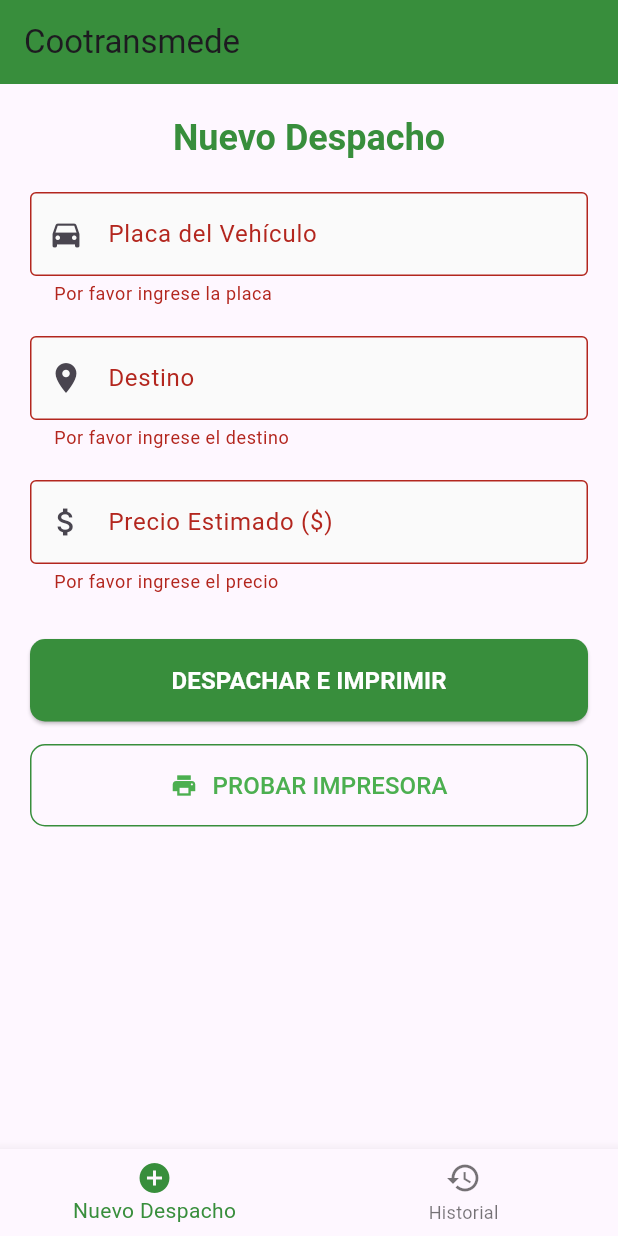
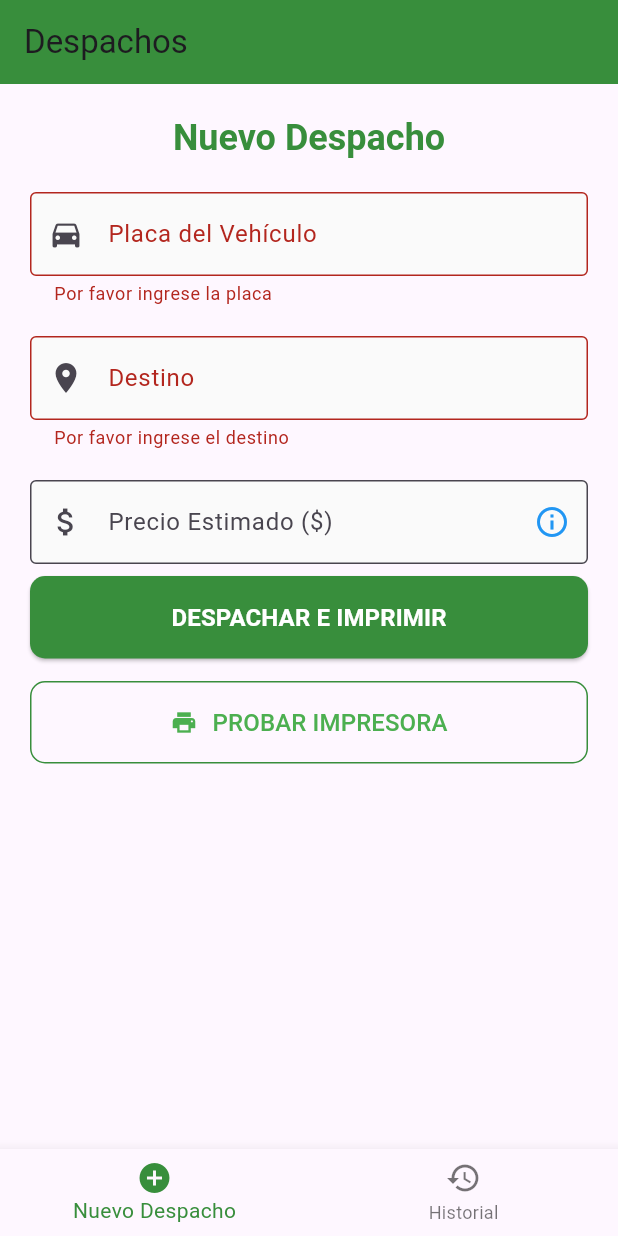
Before and after one commit to Jhoncampo/impresion-ticket, a Flutter app: the screen it shows after launch, after a tap on "DESPACHAR E IMPRIMIR", on a phone screen of 412 x 824 dp. Run offline on Flutter 3.47's test engine with Material 3 defaults, Android fonts, the phone set to English and light mode, and no system bars; our stand-ins replace sqflite; missing offline and left inert: sunmi_printer_plus; accounts and stored records are empty.

Commit message:
Actualiza modelo de despacho y mejora la impresión de tickets

```diff
--- a/lib/database/database_helper.dart
+++ b/lib/database/database_helper.dart
@@ -29,8 +29,9 @@ class DatabaseHelper {
       CREATE TABLE dispatches(
         id INTEGER PRIMARY KEY AUTOINCREMENT,
         plate TEXT NOT NULL,
+        origin TEXT NOT NULL,
         destination TEXT NOT NULL,
-        estimatedPrice REAL NOT NULL,
+        estimatedPrice REAL NOT NULL DEFAULT 0,
         dispatchDate TEXT NOT NULL
       )
     ''');
@@ -43,7 +44,7 @@ class DatabaseHelper {
 
   Future<List<Dispatch>> getAllDispatches() async {
     Database db = await database;
-    final List<Map<String, dynamic>> maps = await db.query('dispatches');
+    final List<Map<String, dynamic>> maps = await db.query('dispatches',orderBy: 'id desc');
     return List.generate(maps.length, (i) {
       return Dispatch.fromMap(maps[i]);
     });
--- a/lib/main.dart
+++ b/lib/main.dart
@@ -8,7 +8,7 @@ void main() async {
 
   // Inicializar base de datos
   final dbHelper = DatabaseHelper();
-  await dbHelper.database; // Esto crea la DB si no existe
+  await dbHelper.database;
 
   runApp(
     MultiProvider(
--- a/lib/models/dispatch.dart
+++ b/lib/models/dispatch.dart
@@ -1,15 +1,17 @@
 class Dispatch {
   int? id;
   String plate;
+  String origin;
   String destination;
-  double estimatedPrice;
+  double? estimatedPrice;
   DateTime dispatchDate;
 
   Dispatch({
     this.id,
     required this.plate,
+    this.origin = "Test",
     required this.destination,
-    required this.estimatedPrice,
+    this.estimatedPrice = 0.0,
     required this.dispatchDate,
   });
 
@@ -17,6 +19,7 @@ class Dispatch {
     return {
       'id': id,
       'plate': plate,
+      'origin': origin,
       'destination': destination,
       'estimatedPrice': estimatedPrice,
       'dispatchDate': dispatchDate.toIso8601String(),
@@ -27,9 +30,11 @@ class Dispatch {
     return Dispatch(
       id: map['id'],
       plate: map['plate'],
+      origin: map['origin'],
       destination: map['destination'],
-      estimatedPrice: map['estimatedPrice'],
+      estimatedPrice: map['estimatedPrice'] ?? 0.0,
       dispatchDate: DateTime.parse(map['dispatchDate']),
     );
   }
+
 }
--- a/lib/screens/dispatch_form_screen.dart
+++ b/lib/screens/dispatch_form_screen.dart
@@ -20,27 +20,28 @@ class _DispatchFormScreenState extends State<DispatchFormScreen> {
   final TextEditingController _priceController = TextEditingController();
 
   bool _isLoading = false;
-  bool _printerConnected = false;
+  // bool _printerConnected = false;
+  // bool _priceIsOptional = true;
 
   @override
   void initState() {
     super.initState();
-    _checkPrinterConnection();
+    //_checkPrinterConnection();
   }
 
-  Future<void> _checkPrinterConnection() async {
-    try {
-      await _printerService.initPrinter();
-      setState(() {
-        _printerConnected = true;
-      });
-    } catch (e) {
-      setState(() {
-        _printerConnected = false;
-      });
-      _showError('Impresora no disponible: $e');
-    }
-  }
+  // Future<void> _checkPrinterConnection() async {
+  //   try {
+  //     await _printerService.initPrinter();
+  //     setState(() {
+  //       _printerConnected = true;
+  //     });
+  //   } catch (e) {
+  //     setState(() {
+  //       _printerConnected = false;
+  //     });
+  //     _showError('Impresora no disponible: $e');
+  //   }
+  // }
 
   Future<void> _submitDispatch() async {
     if (!_formKey.currentState!.validate()) return;
@@ -50,10 +51,16 @@ class _DispatchFormScreenState extends State<DispatchFormScreen> {
     });
 
     try {
+       // Obtener el precio (si está vacío, será 0)
+    double price = 0.0;
+    if (_priceController.text.isNotEmpty) {
+      final parsedPrice = double.tryParse(_priceController.text);
+      price = parsedPrice ?? 0.0;
+    }
       final dispatch = Dispatch(
         plate: _plateController.text.trim().toUpperCase(),
         destination: _destinationController.text.trim(),
-        estimatedPrice: double.parse(_priceController.text),
+        estimatedPrice: price,
         dispatchDate: DateTime.now(),
       );
 
@@ -64,7 +71,6 @@ class _DispatchFormScreenState extends State<DispatchFormScreen> {
 
       _showSuccess();
       _clearForm();
-
     } catch (e) {
       _showError('Error al procesar el despacho: $e');
     } finally {
@@ -111,19 +117,13 @@ class _DispatchFormScreenState extends State<DispatchFormScreen> {
 
   void _showSuccessMessage(String message) {
     ScaffoldMessenger.of(context).showSnackBar(
-      SnackBar(
-        content: Text(message),
-        backgroundColor: Colors.green,
-      ),
+      SnackBar(content: Text(message), backgroundColor: Colors.green),
     );
   }
 
   void _showErrorMessage(String message) {
     ScaffoldMessenger.of(context).showSnackBar(
-      SnackBar(
-        content: Text(message),
-        backgroundColor: Colors.red,
-      ),
+      SnackBar(content: Text(message), backgroundColor: Colors.red),
     );
   }
 
@@ -179,9 +179,9 @@ class _DispatchFormScreenState extends State<DispatchFormScreen> {
             Text(
               'Nuevo Despacho',
               style: Theme.of(context).textTheme.headlineSmall?.copyWith(
-                    fontWeight: FontWeight.bold,
-                    color: Colors.green[700],
-                  ),
+                fontWeight: FontWeight.bold,
+                color: Colors.green[700],
+              ),
               textAlign: TextAlign.center,
             ),
             const SizedBox(height: 20),
@@ -232,13 +232,19 @@ class _DispatchFormScreenState extends State<DispatchFormScreen> {
               decoration: const InputDecoration(
                 labelText: 'Precio Estimado (\$)',
                 hintText: 'Ej: 150.00',
+
                 prefixIcon: Icon(Icons.attach_money),
                 border: OutlineInputBorder(),
+                suffixIcon: Tooltip(
+                  message: 'Dejar vacío para registrar sin precio',
+                  child: Icon(Icons.info_outline, color: Colors.blue),
+                ),
               ),
-              keyboardType: TextInputType.number,
+              keyboardType: TextInputType.numberWithOptions(decimal: true),
               validator: (value) {
                 if (value == null || value.isEmpty) {
-                  return 'Por favor ingrese el precio';
+                  return null;
+                  // return 'Por favor ingrese el precio';
                 }
                 final price = double.tryParse(value);
                 if (price == null) {
@@ -250,7 +256,8 @@ class _DispatchFormScreenState extends State<DispatchFormScreen> {
                 return null;
               },
             ),
-            const SizedBox(height: 30),
+            const SizedBox(height: 8),
+
 
             // Botón de Despacho
             ElevatedButton(
@@ -276,7 +283,7 @@ class _DispatchFormScreenState extends State<DispatchFormScreen> {
                       style: TextStyle(
                         fontSize: 16,
                         fontWeight: FontWeight.bold,
-                        color: Colors.white
+                        color: Colors.white,
                       ),
                     ),
             ),
@@ -299,10 +306,7 @@ class _DispatchFormScreenState extends State<DispatchFormScreen> {
                   SizedBox(width: 10),
                   Text(
                     'PROBAR IMPRESORA',
-                    style: TextStyle(
-                      fontSize: 16,
-                      color: Colors.green,
-                    ),
+                    style: TextStyle(fontSize: 16, color: Colors.green),
                   ),
                 ],
               ),
--- a/lib/screens/home_screen.dart
+++ b/lib/screens/home_screen.dart
@@ -27,7 +27,7 @@ class _HomeScreenState extends State<HomeScreen> {
   Widget build(BuildContext context) {
     return Scaffold(
       appBar: AppBar(
-        title: const Text('Cootransmede'),
+        title: const Text('Despachos'),
         backgroundColor: Colors.green[700],
       ),
       body: _widgetOptions.elementAt(_selectedIndex),
```
Also changed, not shown: lib/services/printer_service.dart (+16 -29 lines), lib/widgets/dispatch_card.dart (+7 -2 lines), 1 other file.
